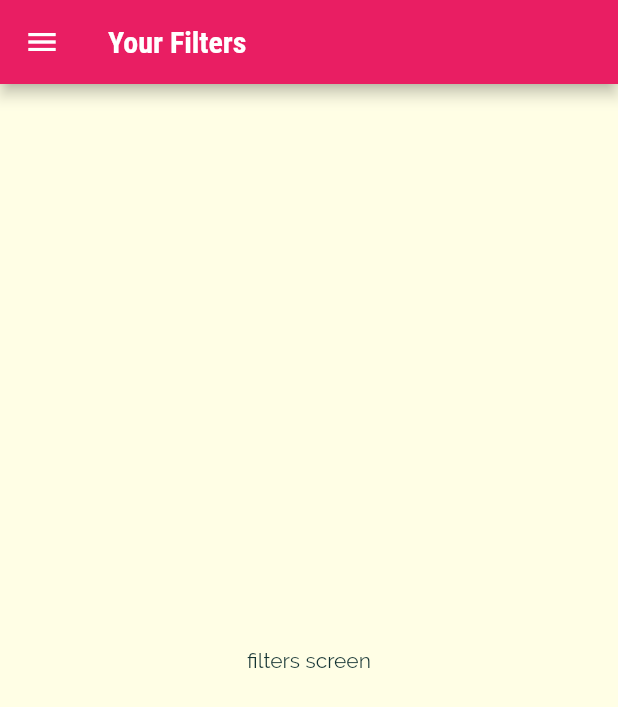
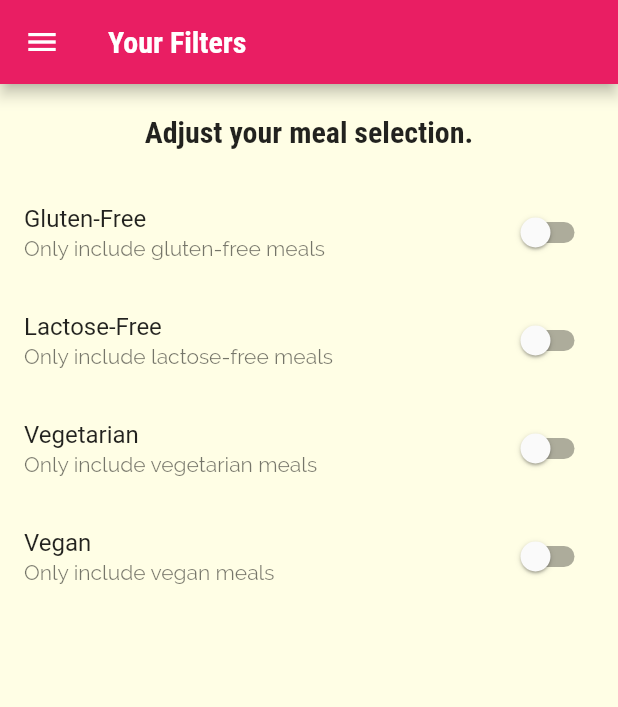
Before and after one commit to GannonDetroit/flutter-meal-app, a Flutter app: the FiltersScreen screen opened by its route, on a phone screen of 412 x 824 dp. Shown: the top 707 px of the screen. Run offline on Flutter 3.47's test engine with Material 2 defaults, Android fonts, the phone set to English and light mode, and no system bars.

Commit message:
added the filter UI

```diff
--- a/lib/screens/filters_screen.dart
+++ b/lib/screens/filters_screen.dart
@@ -1,15 +1,78 @@
 import 'package:flutter/material.dart';
 import '../widgets/main_drawer.dart';
 
-class FiltersScreen extends StatelessWidget {
+class FiltersScreen extends StatefulWidget {
   static const routeName = '/filters';
+
+  @override
+  State<FiltersScreen> createState() => _FiltersScreenState();
+}
+
+class _FiltersScreenState extends State<FiltersScreen> {
+  //using var instead of bool because i'm initializing the properities with values and Dart can infer the type.
+  var _glutenFree = false;
+  var _vegetarian = false;
+  var _vegan = false;
+  var _lactoseFree = false;
+
+  //to avoid making copy and pasting the same code block multpile times, i'm making a builder method to save code.
+  Widget _buildSwitchListTile(String title, String description,
+      bool currentValue, Function updateValue) {
+    return SwitchListTile(
+      title: Text(title),
+      subtitle: Text(description),
+      onChanged: updateValue,
+      value: currentValue,
+    );
+  }
+
   @override
   Widget build(BuildContext context) {
     return Scaffold(
       appBar: AppBar(title: Text('Your Filters')),
       drawer: MainDrawer(),
-      body: Center(
-        child: Text('filters screen'),
+      body: Column(
+        children: [
+          Container(
+            padding: EdgeInsets.all(20),
+            child: Text(
+              'Adjust your meal selection.',
+              style: Theme.of(context).textTheme.headline6,
+            ),
+          ),
+          //using ListView with children instead of .builder because I know there is a set amount of children, not dynamic.
+          Expanded(
+              child: ListView(
+            children: [
+              _buildSwitchListTile(
+                  'Gluten-Free', 'Only include gluten-free meals', _glutenFree,
+                  (newValue) {
+                setState(() {
+                  _glutenFree = newValue;
+                });
+              }),
+              _buildSwitchListTile('Lactose-Free',
+                  'Only include lactose-free meals', _lactoseFree, (newValue) {
+                setState(() {
+                  _lactoseFree = newValue;
+                });
+              }),
+              _buildSwitchListTile(
+                  'Vegetarian', 'Only include vegetarian meals', _vegetarian,
+                  (newValue) {
+                setState(() {
+                  _vegetarian = newValue;
+                });
+              }),
+              _buildSwitchListTile('Vegan', 'Only include vegan meals', _vegan,
+                  (newValue) {
+                setState(() {
+                  _vegan = newValue;
+                });
+              })
+            ],
+          ))
+        ],
       ),
     );
   }
```
